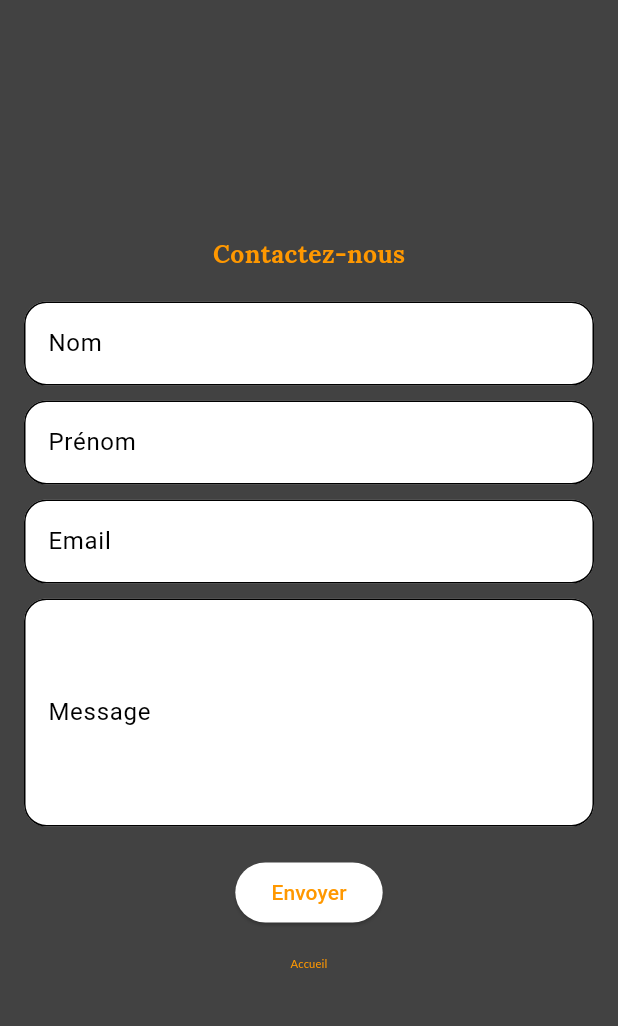
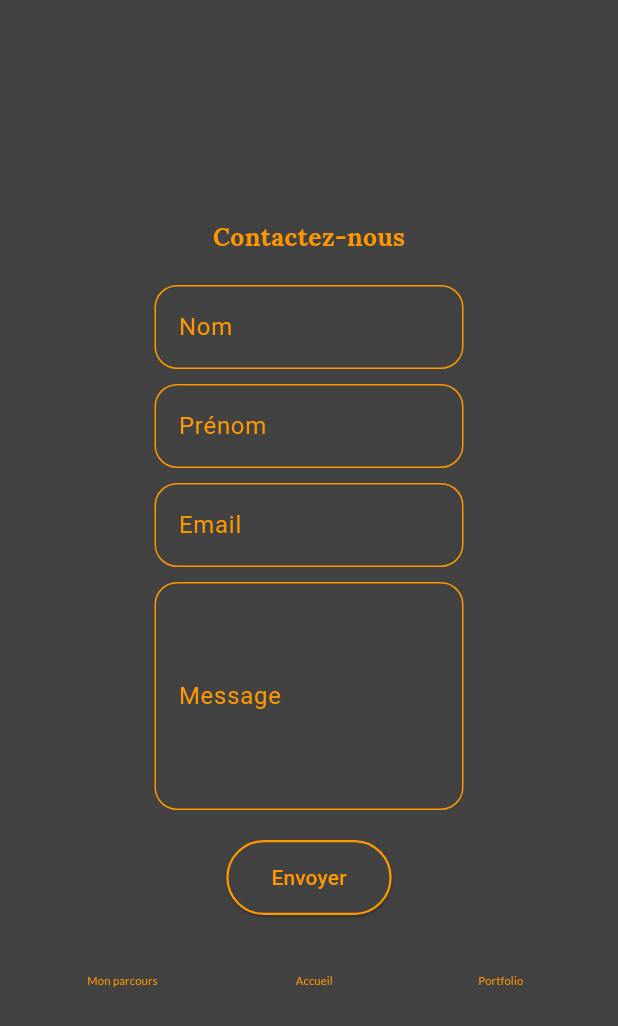
Before and after one commit to pickypou/mon_site_cv, a Flutter app: the ContactView screen opened directly, on a phone screen of 412 x 824 dp. Shown: the top 1026 px of the screen. Run offline on Flutter 3.47's test engine with Material 3 defaults, Android fonts, the phone set to English and light mode, and no system bars; our stand-ins replace carousel_slider, cloud_firestore, firebase_core, firebase_storage, flutter_bloc, flutter_hooks and 4 more; accounts and stored records are empty; statements that could not run were skipped.

Commit message:
mise à jour du code

```diff
--- a/lib/theme.dart
+++ b/lib/theme.dart
@@ -3,18 +3,18 @@ import 'package:flutter_markdown/flutter_markdown.dart';
 import 'package:google_fonts/google_fonts.dart';
 
 ThemeData theme = ThemeData(
-  primaryColor: Colors.grey[800],
-  scaffoldBackgroundColor: Colors.grey[400],
+  primaryColor: Colors.grey[800]!,
+  scaffoldBackgroundColor: Colors.grey[400]!,
   colorScheme: const ColorScheme(
-    brightness: Brightness.light, // Mode clair
-    primary: Colors.orange, // Couleur principale
-    onPrimary: Color(0xFFFFFFFF), // Couleur du texte sur la couleur primaire
-    secondary: Colors.transparent, // Couleur secondaire
-    onSecondary: Colors.white, // Texte sur couleur secondaire
-    error: Colors.red, // Couleur pour les erreurs
-    onError: Colors.white, // Texte sur couleur d'erreur
-    surface: Colors.white, // Couleur des surfaces (boutons, cartes, etc.)
-    onSurface: Colors.black, // Texte sur les surfaces
+    brightness: Brightness.light,
+    primary: Colors.orange,
+    onPrimary: Color(0xFFFFFFFF),
+    secondary: Colors.transparent,
+    onSecondary: Colors.white,
+    error: Colors.red,
+    onError: Colors.white,
+    surface: Colors.white, // Ajout du "!"
+    onSurface: Colors.black,
   ),
 );
 MarkdownStyleSheet getMDTheme(BuildContext context, Color transparent) =>
--- a/lib/ui/contact/contact_view.dart
+++ b/lib/ui/contact/contact_view.dart
@@ -5,6 +5,8 @@ import 'package:mon_site_cv/ui/home_page/home_page.dart';
 import 'package:url_launcher/url_launcher.dart';
 
 import '../../theme.dart';
+import '../parcours/view/parcours_view.dart';
+import '../portfolio/portfolio_view.dart';
 
 class ContactView extends StatefulWidget {
   const ContactView({super.key});
@@ -92,13 +94,57 @@ class _ContactViewState extends State<ContactView> {
                 ),
                 const SizedBox(height: 20),
                 ElevatedButton(
+                  style: ButtonStyle(
+                    padding: WidgetStateProperty.all<EdgeInsets>(
+                      const EdgeInsets.symmetric(vertical: 15, horizontal: 30),
+                    ),
+                    backgroundColor: WidgetStateProperty.resolveWith<Color>(
+                      (states) {
+                        if (states.contains(WidgetState.pressed)) {
+                          return theme.primaryColor; // Fond quand pressé
+                        }
+                        return theme.primaryColor; // Fond par défaut
+                      },
+                    ),
+                    shape:
+                        WidgetStateProperty.resolveWith<RoundedRectangleBorder>(
+                      (states) {
+                        return RoundedRectangleBorder(
+                          borderRadius: BorderRadius.circular(30.0),
+                          side: BorderSide(
+                            color: theme.colorScheme.primary,
+                            width: states.contains(WidgetState.pressed)
+                                ? 1.5
+                                : 1.5, // Bordure dynamique
+                          ),
+                        );
+                      },
+                    ),
+                  ),
                   onPressed: _sendEmail,
                   child: const Text('Envoyer'),
                 ),
-                const RouteButton(
+                const SizedBox(height: 20),
+                const Row(
+                  mainAxisAlignment: MainAxisAlignment.spaceAround,
+                  children: [
+                    RouteButton(
+                      text: "Mon parcours",
+                      destinationPage: ParcoursView(),
+                      transitionBuilder: slideFromRight,
+                    ),
+                    RouteButton(
                       text: "Accueil",
                       destinationPage: HomePage(),
-                    transitionBuilder: slideFromLeft)
+                      transitionBuilder: slideFromBottom,
+                    ),
+                    RouteButton(
+                      text: "Portfolio",
+                      destinationPage: PortfolioView(),
+                      transitionBuilder: slideFromLeft,
+                    ),
+                  ],
+                ),
               ],
             ),
           ),
@@ -114,17 +160,47 @@ class _ContactViewState extends State<ContactView> {
     int maxLines = 1,
     String? Function(String?)? validator,
   }) {
-    return TextFormField(
+    Size size = MediaQuery.sizeOf(context);
+    return Center(
+        child: SizedBox(
+            width: size.width *
+                0.5, // Largeur personnalisée (ajuste selon tes besoins)
+            child: TextFormField(
               controller: controller,
               keyboardType: keyboardType,
               maxLines: maxLines,
+              style: TextStyle(
+                  color: Theme.of(context)
+                      .colorScheme
+                      .primary), // Texte de la couleur primaire
               decoration: InputDecoration(
                 labelText: label,
+                labelStyle: TextStyle(
+                    color: Theme.of(context)
+                        .colorScheme
+                        .primary), // Label de la couleur primaire
                 border: OutlineInputBorder(
                   borderRadius: BorderRadius.circular(15.0),
+                  borderSide: BorderSide(
+                      color: Theme.of(context)
+                          .colorScheme
+                          .primary), // Bordure initiale
+                ),
+                enabledBorder: OutlineInputBorder(
+                  borderRadius: BorderRadius.circular(15.0),
+                  borderSide: BorderSide(
+                      color: Theme.of(context)
+                          .colorScheme
+                          .primary), // Bordure activée
+                ),
+                focusedBorder: OutlineInputBorder(
+                  borderRadius: BorderRadius.circular(15.0),
+                  borderSide: BorderSide(
+                      color: Theme.of(context).colorScheme.primary,
+                      width: 2.0), // Bordure quand le champ est focus
                 ),
                 filled: true,
-        fillColor: Colors.white,
+                fillColor: theme.primaryColor, // Fond du champ
               ),
               validator: validator ??
                   (value) {
@@ -133,7 +209,7 @@ class _ContactViewState extends State<ContactView> {
                     }
                     return null;
                   },
-    );
+            )));
   }
 
   @override
```
Also changed, not shown: lib/ui/parcours/view/parcours_list_view.dart (+7 -0 lines), lib/ui/parcours/view/parcours_page.dart (+35 -2 lines), lib/ui/portfolio/portfolio_view.dart (+21 -4 lines), pubspec.lock, 1 other file. Lines whose indentation alone changed are shown as unchanged.
